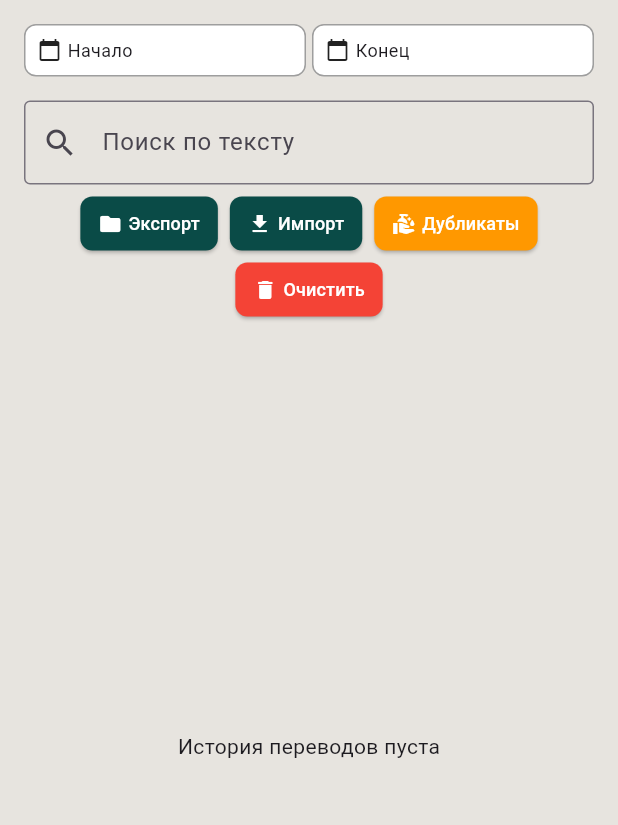
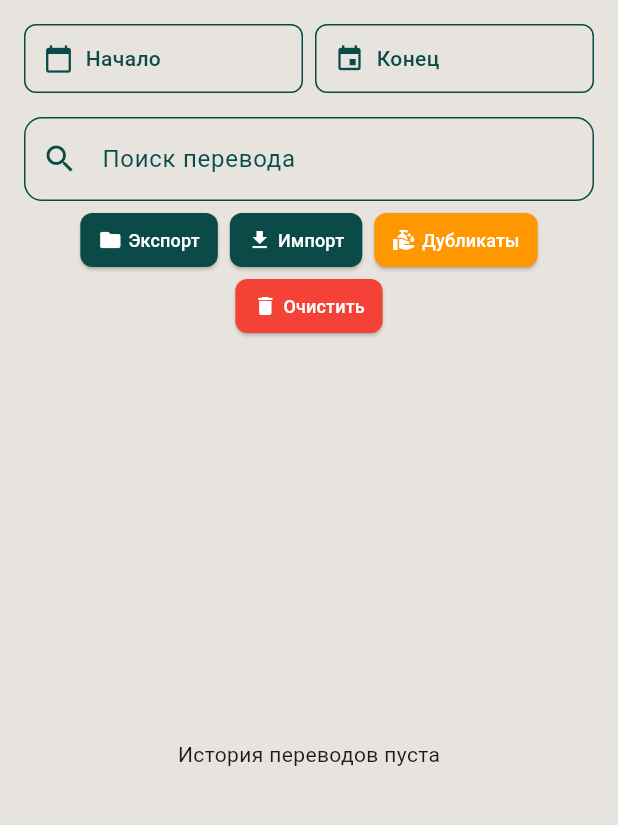
Before and after one commit to CatherineLine/MansiLearning, a Flutter app: the TranslationHistoryPage screen opened directly, on a phone screen of 412 x 824 dp, the part 84-909 px from its top. Run offline on Flutter 3.47's test engine with Material 3 defaults, Android fonts, the phone set to English and light mode, and no system bars; our stand-ins replace file_picker, flutter_tts, just_audio, sembast, share_plus, shared_preferences and 1 more; missing offline and left inert: audio_session; accounts and stored records are empty.

```diff
--- a/lib/pages/translation_history_page.dart
+++ b/lib/pages/translation_history_page.dart
@@ -68,7 +68,6 @@ class _TranslationHistoryPageState extends State<TranslationHistoryPage> {
       final now = DateTime.now();
       final fileName = 'mansi_backup_${now.year}-${now.month.toString().padLeft(2, '0')}-${now.day.toString().padLeft(2, '0')}.json';
 
-      //  Попытка сохранить в публичную папку Downloads
       Directory targetDir;
       try {
         targetDir = Directory('/storage/emulated/0/Download');
@@ -76,7 +75,6 @@ class _TranslationHistoryPageState extends State<TranslationHistoryPage> {
           await targetDir.create(recursive: true);
         }
       } catch (_) {
-        // 🛡️ Fallback: если Android заблокировал прямой доступ, используем внешнюю папку приложения
         targetDir = await getExternalStorageDirectory() ?? await getApplicationDocumentsDirectory();
       }
 
@@ -84,7 +82,6 @@ class _TranslationHistoryPageState extends State<TranslationHistoryPage> {
       final file = File(filePath);
       await file.writeAsString(jsonString);
 
-      // 🎨 Красивое диалоговое окно в стиле приложения
       if (mounted) {
         showDialog(
           context: context,
@@ -195,13 +192,68 @@ class _TranslationHistoryPageState extends State<TranslationHistoryPage> {
   }
 
   Future<void> _selectDateTime(BuildContext context, bool isStart) async {
-    final date = await showDatePicker(context: context, initialDate: isStart ? (_startDate ?? DateTime.now()) : (_endDate ?? DateTime.now()), firstDate: DateTime(2000), lastDate: DateTime(2100));
-    if (date != null) {
-      final time = await showTimePicker(context: context, initialTime: isStart ? (_startTime ?? TimeOfDay.now()) : (_endTime ?? TimeOfDay.now()));
-      if (time != null) {
+    final DateTime? pickedDate = await showDatePicker(
+      context: context,
+      initialDate: isStart ? _startDate ?? DateTime.now() : _endDate ?? DateTime.now(),
+      firstDate: DateTime(2000),
+      lastDate: DateTime(2100),
+      locale: const Locale('ru', 'RU'),
+      builder: (BuildContext context, Widget? child) {
+        return Theme(
+          data: Theme.of(context).copyWith(
+            colorScheme: ColorScheme.light(
+              primary: const Color(0xFF0A4B47),
+              onPrimary: Colors.white,
+              onSurface: const Color(0xFF0A4B47),
+            ),
+          ),
+          child: Localizations.override(
+            context: context,
+            locale: const Locale('ru', 'RU'),
+            child: child!,
+          ),
+        );
+      },
+    );
+
+    if (pickedDate != null) {
+      final TimeOfDay? pickedTime = await showTimePicker(
+        context: context,
+        initialTime: isStart ? _startTime ?? TimeOfDay.now() : _endTime ?? TimeOfDay.now(),
+        builder: (BuildContext context, Widget? child) {
+          return Theme(
+            data: Theme.of(context).copyWith(
+              colorScheme: ColorScheme.light(
+                primary: const Color(0xFF0A4B47),
+                onPrimary: Colors.white,
+                onSurface: const Color(0xFF0A4B47),
+              ),
+            ),
+            child: Localizations.override(
+              context: context,
+              locale: const Locale('ru', 'RU'),
+              child: child!,
+            ),
+          );
+        },
+      );
+
+      if (pickedTime != null) {
         setState(() {
-          final combined = DateTime(date.year, date.month, date.day, time.hour, time.minute);
-          if (isStart) { _startDate = combined; _startTime = time; } else { _endDate = combined; _endTime = time; }
+          final combinedDateTime = DateTime(
+            pickedDate.year,
+            pickedDate.month,
+            pickedDate.day,
+            pickedTime.hour,
+            pickedTime.minute,
+          );
+          if (isStart) {
+            _startDate = combinedDateTime;
+            _startTime = pickedTime;
+          } else {
+            _endDate = combinedDateTime;
+            _endTime = pickedTime;
+          }
         });
       }
     }
@@ -224,20 +276,115 @@ class _TranslationHistoryPageState extends State<TranslationHistoryPage> {
         children: [
           Padding(padding: const EdgeInsets.all(16.0), child: Column(
             children: [
-              Row(children: [
-                Expanded(child: InkWell(onTap: () => _selectDateTime(context, true), child: Container(padding: const EdgeInsets.all(8), decoration: BoxDecoration(color: Colors.white, borderRadius: BorderRadius.circular(8), border: Border.all(color: Colors.grey)), child: Row(mainAxisSize: MainAxisSize.min, children: [const Icon(Icons.calendar_today, size: 16), const SizedBox(width: 4), Flexible(child: Text(_startDate != null ? _dateFormat.format(_startDate!) : 'Начало', style: const TextStyle(fontSize: 12), overflow: TextOverflow.ellipsis))])))),
-                const SizedBox(width: 4),
-                Expanded(child: InkWell(onTap: () => _selectDateTime(context, false), child: Container(padding: const EdgeInsets.all(8), decoration: BoxDecoration(color: Colors.white, borderRadius: BorderRadius.circular(8), border: Border.all(color: Colors.grey)), child: Row(mainAxisSize: MainAxisSize.min, children: [const Icon(Icons.calendar_today, size: 16), const SizedBox(width: 4), Flexible(child: Text(_endDate != null ? _dateFormat.format(_endDate!) : 'Конец', style: const TextStyle(fontSize: 12), overflow: TextOverflow.ellipsis))])))),
-              ]),
+              Row(
+                children: [
+                  Expanded(
+                    child: InkWell(
+                      onTap: () => _selectDateTime(context, true),
+                      borderRadius: BorderRadius.circular(8),
+                      child: Container(
+                        padding: const EdgeInsets.symmetric(horizontal: 12, vertical: 12),
+                        decoration: BoxDecoration(
+                          color: const Color(0xFFE7E4DF),
+                          borderRadius: BorderRadius.circular(8),
+                          border: Border.all(color: const Color(0xFF0A4B47), width: 1),
+                        ),
+                        child: Row(
+                          mainAxisSize: MainAxisSize.min,
+                          children: [
+                            const Icon(Icons.calendar_today, size: 20, color: Color(0xFF0A4B47)),
+                            const SizedBox(width: 8),
+                            Flexible(
+                              child: Text(
+                                _startDate != null
+                                    ? _dateFormat.format(_startDate!)
+                                    : 'Начало',
+                                style: const TextStyle(
+                                  fontSize: 14,
+                                  fontWeight: FontWeight.w500,
+                                  color: Color(0xFF0A4B47),
+                                ),
+                                overflow: TextOverflow.ellipsis,
+                              ),
+                            ),
+                          ],
+                        ),
+                      ),
+                    ),
+                  ),
+                  const SizedBox(width: 8),
+                  Expanded(
+                    child: InkWell(
+                      onTap: () => _selectDateTime(context, false),
+                      borderRadius: BorderRadius.circular(8),
+                      child: Container(
+                        padding: const EdgeInsets.symmetric(horizontal: 12, vertical: 12),
+                        decoration: BoxDecoration(
+                          color: const Color(0xFFE7E4DF),
+                          borderRadius: BorderRadius.circular(8),
+                          border: Border.all(color: const Color(0xFF0A4B47), width: 1),
+                        ),
+                        child: Row(
+                          mainAxisSize: MainAxisSize.min,
+                          children: [
+                            const Icon(Icons.event, size: 20, color: Color(0xFF0A4B47)),
+                            const SizedBox(width: 8),
+                            Flexible(
+                              child: Text(
+                                _endDate != null
+                                    ? _dateFormat.format(_endDate!)
+                                    : 'Конец',
+                                style: const TextStyle(
+                                  fontSize: 14,
+                                  fontWeight: FontWeight.w500,
+                                  color: Color(0xFF0A4B47),
+                                ),
+                                overflow: TextOverflow.ellipsis,
+                              ),
+                            ),
+                          ],
+                        ),
+                      ),
+                    ),
+                  ),
+                ],
+              ),
               const SizedBox(height: 16),
-              TextField(controller: _searchController, decoration: InputDecoration(labelText: 'Поиск по тексту', prefixIcon: const Icon(Icons.search), border: const OutlineInputBorder(), suffixIcon: _searchQuery.isNotEmpty ? IconButton(icon: const Icon(Icons.clear), onPressed: () { setState(() { _searchQuery = ''; _searchController.clear(); }); }) : null), onChanged: (v) => setState(() => _searchQuery = v.toLowerCase())),
+              TextField(
+                controller: _searchController,
+                decoration: InputDecoration(
+                  labelText: 'Поиск перевода',
+                  labelStyle: const TextStyle(color: Color(0xFF0A4B47)),
+                  prefixIcon: const Icon(Icons.search, color: Color(0xFF0A4B47)),
+                  border: const OutlineInputBorder(
+                    borderRadius: BorderRadius.all(Radius.circular(12)),
+                    borderSide: BorderSide(color: Color(0xFF0A4B47)),
+                  ),
+                  enabledBorder: const OutlineInputBorder(
+                    borderRadius: BorderRadius.all(Radius.circular(12)),
+                    borderSide: BorderSide(color: Color(0xFF0A4B47)),
+                  ),
+                  focusedBorder: const OutlineInputBorder(
+                    borderRadius: BorderRadius.all(Radius.circular(12)),
+                    borderSide: BorderSide(color: Color(0xFF0A4B47), width: 2),
+                  ),
+                  suffixIcon: _searchQuery.isNotEmpty
+                      ? IconButton(
+                    icon: const Icon(Icons.clear, color: Color(0xFF0A4B47)),
+                    onPressed: () {
+                      setState(() { _searchQuery = ''; _searchController.clear(); });
+                    },
+                  )
+                      : null,
+                ),
+                onChanged: (value) => setState(() => _searchQuery = value.toLowerCase()),
+              ),
               const SizedBox(height: 8),
               Wrap(
                 spacing: 8,
                 runSpacing: 8,
                 alignment: WrapAlignment.center,
                 children: [
-                  // Кнопка Экспорта
                   ActionButton(
                     onPressed: (_isExporting ? null : () => _exportToDocuments(context)) ?? () {},
                     isLoading: false,
@@ -245,7 +392,6 @@ class _TranslationHistoryPageState extends State<TranslationHistoryPage> {
                     color: const Color(0xFF0A4B47),
                     icon: Icons.folder,
                   ),
-                  // Импорт
                   ActionButton(
                     onPressed: (_isImporting ? null : () => _importAllData(context)) ?? () {},
                     isLoading: _isImporting,
@@ -253,7 +399,6 @@ class _TranslationHistoryPageState extends State<TranslationHistoryPage> {
                     color: const Color(0xFF0A4B47),
                     icon: Icons.download,
                   ),
-                  // Дубликаты
                   ActionButton(
                     onPressed: (_isClearing ? null : () => _removeDuplicates(context)) ?? () {},
                     isLoading: _isClearing,
@@ -261,7 +406,6 @@ class _TranslationHistoryPageState extends State<TranslationHistoryPage> {
                     color: Colors.orange,
                     icon: Icons.clean_hands,
                   ),
-                  // Очистить
                   ActionButton(
                     onPressed: (_isClearing ? null : () => _clearHistory(context)) ?? () {},
                     isLoading: _isClearing,
--- a/pubspec.yaml
+++ b/pubspec.yaml
@@ -37,7 +37,7 @@ dependencies:
   sqflite_common_ffi: ^2.0.0
   sembast: ^3.4.0
   sembast_web: ^2.1.0
-  intl: 0.20.2
+  intl: 0.19.0
   file_picker: ^8.0.0
   web: ^0.5.0
   js:
@@ -60,6 +60,8 @@ dependencies:
 
 dev_dependencies:
   flutter_test:
+    sdk: flutter
+  flutter_localizations:
     sdk: flutter
 
   # The "flutter_lints" package below contains a set of recommended lints to
```
Also changed, not shown: lib/main.dart (+16 -15 lines), lib/pages/translate_page.dart (+13 -1 lines), pubspec.lock, 1 other file.
